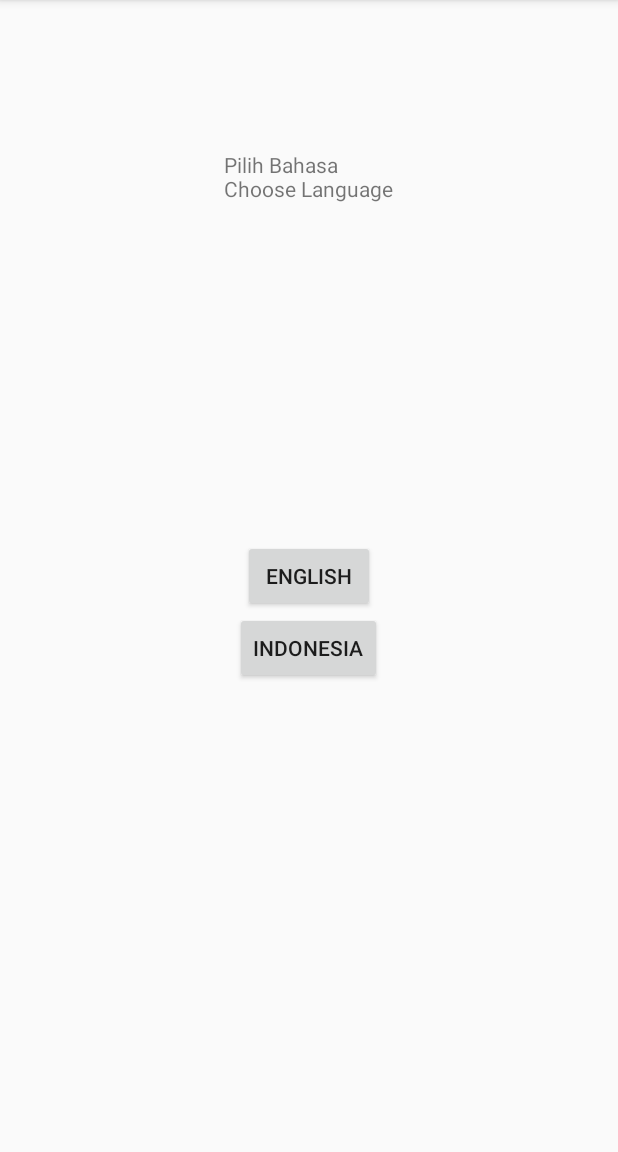
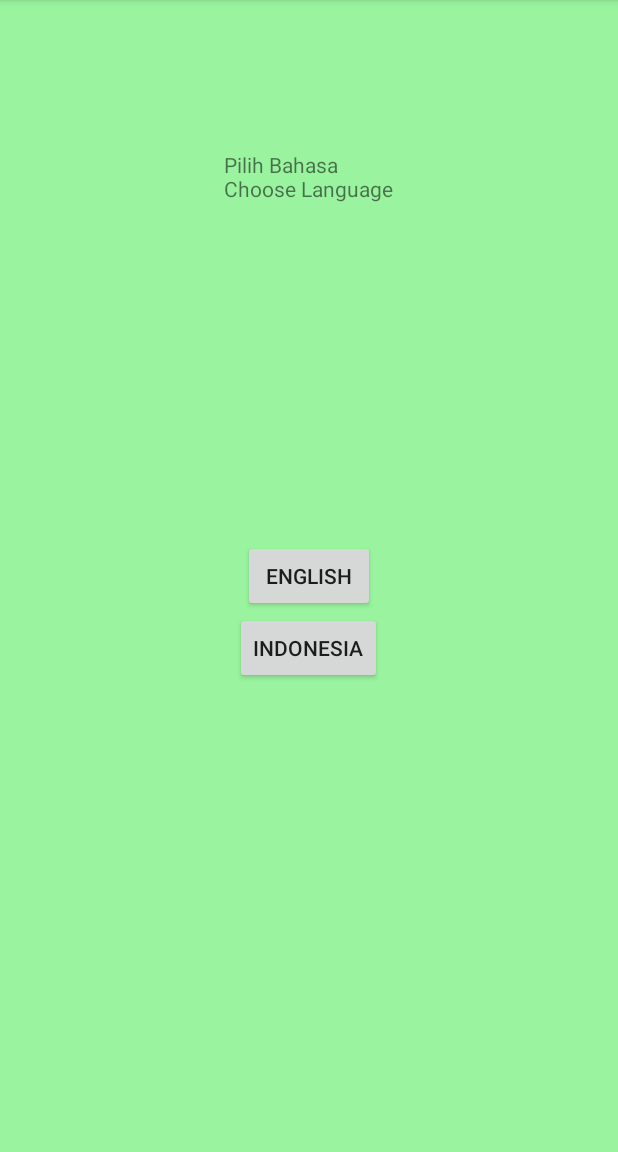
Before and after one commit to dickynovanto1103/PerpetualCalendar, an Android app: the screen it shows after launch (LanguageSelectorActivity), on a phone screen of 412 x 824 dp, the part 84-1236 px from its top. Run offline under Robolectric (Android 15) with nearby library versions, the phone set to English and light mode, and no system bars.

Commit message:
add background color

```diff
--- a/app/src/main/res/layout/activity_add_event.xml
+++ b/app/src/main/res/layout/activity_add_event.xml
@@ -4,7 +4,8 @@
     xmlns:tools="http://schemas.android.com/tools"
     android:layout_width="match_parent"
     android:layout_height="match_parent"
-    tools:context=".Activity.AddEventActivity">
+    tools:context=".Activity.AddEventActivity"
+    android:background="@color/colorPastel">
     <TextView
         android:id="@+id/date_viewer"
         android:layout_width="wrap_content"
--- a/app/src/main/res/layout/activity_event_list.xml
+++ b/app/src/main/res/layout/activity_event_list.xml
@@ -4,7 +4,8 @@
     xmlns:tools="http://schemas.android.com/tools"
     android:layout_width="match_parent"
     android:layout_height="match_parent"
-    tools:context=".Activity.EventListActivity">
+    tools:context=".Activity.EventListActivity"
+    android:background="@color/colorPastel">
 
     <ListView
         android:id="@+id/event_list"
--- a/app/src/main/res/layout/activity_help.xml
+++ b/app/src/main/res/layout/activity_help.xml
@@ -4,7 +4,8 @@
     xmlns:tools="http://schemas.android.com/tools"
     android:layout_width="match_parent"
     android:layout_height="match_parent"
-    tools:context=".Activity.HelpActivity">
+    tools:context=".Activity.HelpActivity"
+    android:background="@color/colorPastel">
 
     <TextView
         android:id="@+id/help_text"
--- a/app/src/main/res/layout/activity_introduction.xml
+++ b/app/src/main/res/layout/activity_introduction.xml
@@ -4,7 +4,8 @@
     xmlns:tools="http://schemas.android.com/tools"
     android:layout_width="match_parent"
     android:layout_height="match_parent"
-    tools:context=".Activity.IntroductionActivity">
+    tools:context=".Activity.IntroductionActivity"
+    android:background="@color/colorPastel">
     <TextView
         android:id="@+id/title_intro"
         android:layout_width="wrap_content"
--- a/app/src/main/res/layout/activity_language_selector.xml
+++ b/app/src/main/res/layout/activity_language_selector.xml
@@ -4,7 +4,8 @@
     xmlns:tools="http://schemas.android.com/tools"
     android:layout_width="match_parent"
     android:layout_height="match_parent"
-    tools:context=".Activity.LanguageSelectorActivity">
+    tools:context=".Activity.LanguageSelectorActivity"
+    android:background="@color/colorPastel">
     <TextView
         android:id="@+id/pilih_bahasa"
         android:layout_width="wrap_content"
--- a/app/src/main/res/layout/activity_main.xml
+++ b/app/src/main/res/layout/activity_main.xml
@@ -4,7 +4,8 @@
     android:layout_width="match_parent"
     android:layout_height="match_parent"
     android:visibility="visible"
-    tools:visibility="visible">
+    tools:visibility="visible"
+    android:background="@color/colorPastel">
 
     <EditText
         android:id="@+id/dateBox"
--- a/app/src/main/res/layout/activity_team_identity.xml
+++ b/app/src/main/res/layout/activity_team_identity.xml
@@ -4,7 +4,8 @@
     xmlns:tools="http://schemas.android.com/tools"
     android:layout_width="match_parent"
     android:layout_height="match_parent"
-    tools:context=".Activity.TeamIdentityActivity">
+    tools:context=".Activity.TeamIdentityActivity"
+    android:background="@color/colorPastel">
 
     <TextView
         android:id="@+id/title_team_identity"
--- a/app/src/main/res/values/colors.xml
+++ b/app/src/main/res/values/colors.xml
@@ -3,4 +3,5 @@
     <color name="colorPrimary">#3F51B5</color>
     <color name="colorPrimaryDark">#303F9F</color>
     <color name="colorAccent">#FF4081</color>
+    <color name="colorPastel">#9af49f</color>
 </resources>
```
